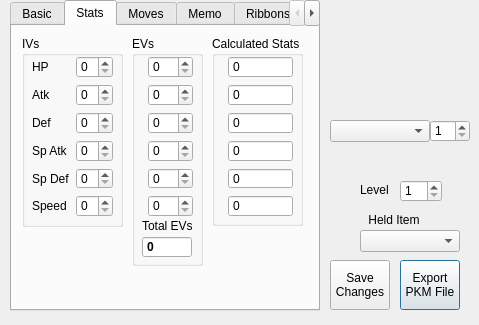
Old version of the form QT Project/pkmviewer.ui in the repository Annovae/PKMDS-G5.
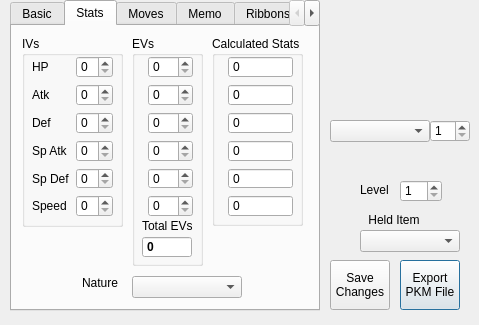
New version of the form. The open tabs and pages were chosen to show the change.

The edit to the form file:
```diff
--- a/QT Project/pkmviewer.ui
+++ b/QT Project/pkmviewer.ui
@@ -1093,6 +1093,29 @@
       </layout>
      </widget>
     </widget>
+    <widget class="QComboBox" name="cbNatures">
+     <property name="geometry">
+      <rect>
+       <x>120</x>
+       <y>250</y>
+       <width>110</width>
+       <height>22</height>
+      </rect>
+     </property>
+    </widget>
+    <widget class="QLabel" name="label_2">
+     <property name="geometry">
+      <rect>
+       <x>70</x>
+       <y>250</y>
+       <width>40</width>
+       <height>13</height>
+      </rect>
+     </property>
+     <property name="text">
+      <string>Nature</string>
+     </property>
+    </widget>
    </widget>
    <widget class="QWidget" name="tpMoves">
     <attribute name="title">
```
Left out of the diff: 2 changed lines with no effect on the pictures.
